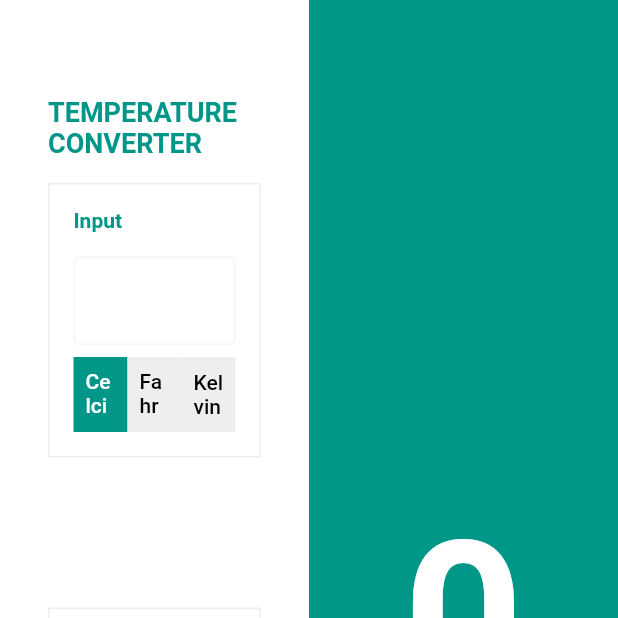
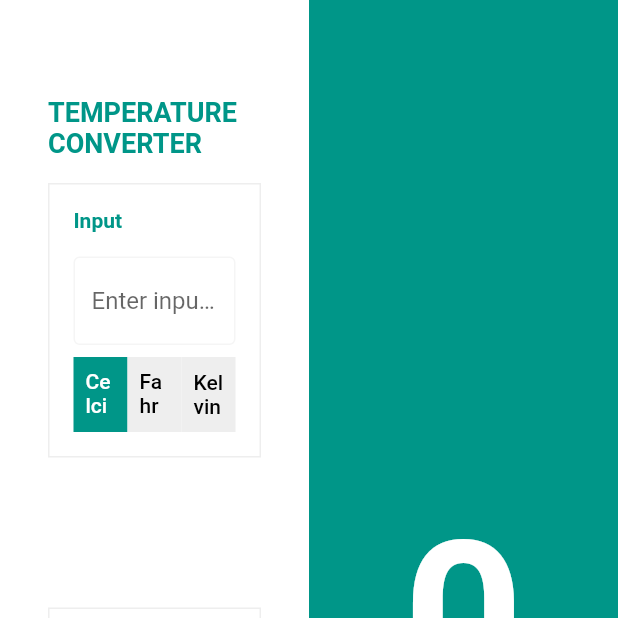
Before and after one commit to faetysal/temperature_converter_gui, a Flutter app: the screen it shows after launch, on a phone screen of 412 x 824 dp, the top half of it. Run offline on Flutter 3.47's test engine with Material 3 defaults, Android fonts, the phone set to English and light mode, and no system bars; our stand-ins replace get, group_button.

Commit message:
Add input formatter

```diff
--- a/lib/main.dart
+++ b/lib/main.dart
@@ -1,4 +1,5 @@
 import 'package:flutter/material.dart';
+import 'package:flutter/services.dart';
 import 'package:get/get.dart';
 import 'package:group_button/group_button.dart';
 
@@ -74,7 +75,13 @@ class Home extends StatelessWidget {
                           const SizedBox(height: 16),
                           SizedBox(
                             child: TextFormField(
+                              inputFormatters: [
+                                FilteringTextInputFormatter.allow(
+                                  RegExp(r'^-?(\d+(\.(\d+)?)?)?'),
+                                )
+                              ],
                               decoration: InputDecoration(
+                                hintText: 'Enter input temperature',
                                 focusedBorder: OutlineInputBorder(
                                   borderSide: BorderSide(color: Colors.grey[100]!)
                                 ),
@@ -89,7 +96,7 @@ class Home extends StatelessWidget {
                             child: RadioButtonList(
                               value: controller.inputUnit.value,
                               onChanged: (String v) {
-                                print('Value changed: $v');
+                                print('Input unit changed: $v');
                                 controller.inputUnit.value = v;
                               },
                               children: scales.map((s) {
```
